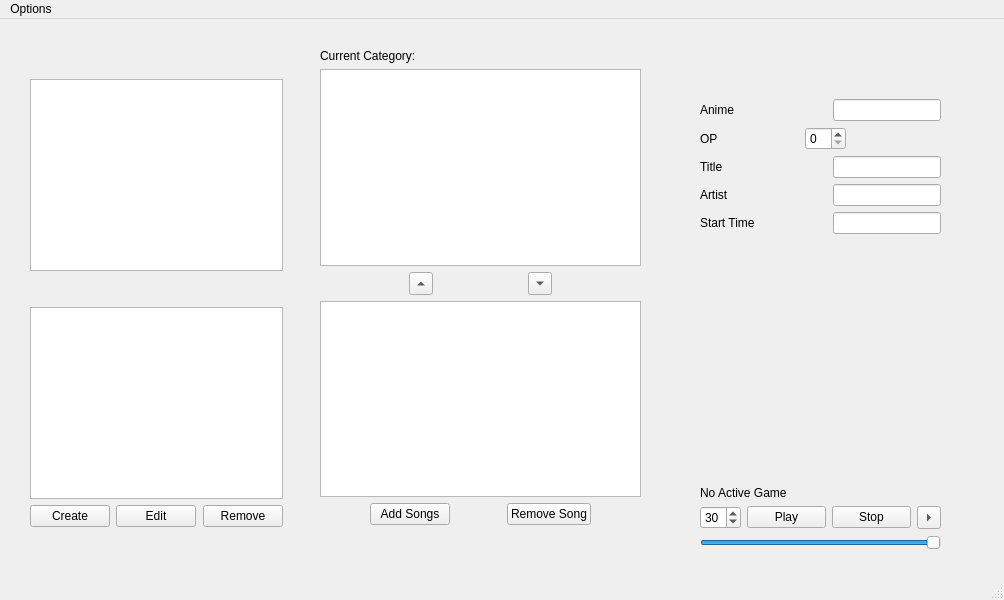
AlexjHeat/MusicTriviaPy, file controlwindow.ui: the form before one commit.
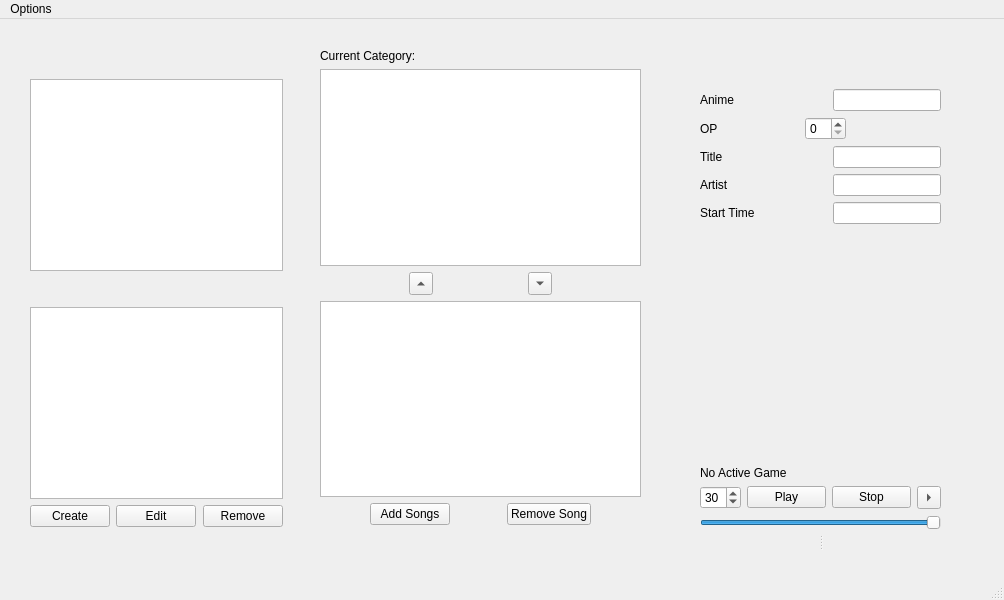
The form after the commit.

Commit message:
Added playback timer and track duration to control window
Added timer in control window that asks the displaywindow for playback time and track duration each tick

```diff
--- a/controlwindow.ui
+++ b/controlwindow.ui
@@ -252,9 +252,9 @@
     <property name="geometry">
      <rect>
       <x>700</x>
-      <y>60</y>
+      <y>50</y>
       <width>241</width>
-      <height>471</height>
+      <height>481</height>
      </rect>
     </property>
     <layout class="QVBoxLayout" name="verticalLayout_3">
@@ -463,6 +463,26 @@
        </property>
       </widget>
      </item>
+     <item>
+      <widget class="QSplitter" name="splitter">
+       <property name="orientation">
+        <enum>Qt::Horizontal</enum>
+       </property>
+       <widget class="QLabel" name="currentPosLabel">
+        <property name="text">
+         <string/>
+        </property>
+        <property name="alignment">
+         <set>Qt::AlignRight|Qt::AlignTrailing|Qt::AlignVCenter</set>
+        </property>
+       </widget>
+       <widget class="QLabel" name="trackDurLabel">
+        <property name="text">
+         <string/>
+        </property>
+       </widget>
+      </widget>
+     </item>
     </layout>
    </widget>
   </widget>
```
The commit also changes 5 other files.
